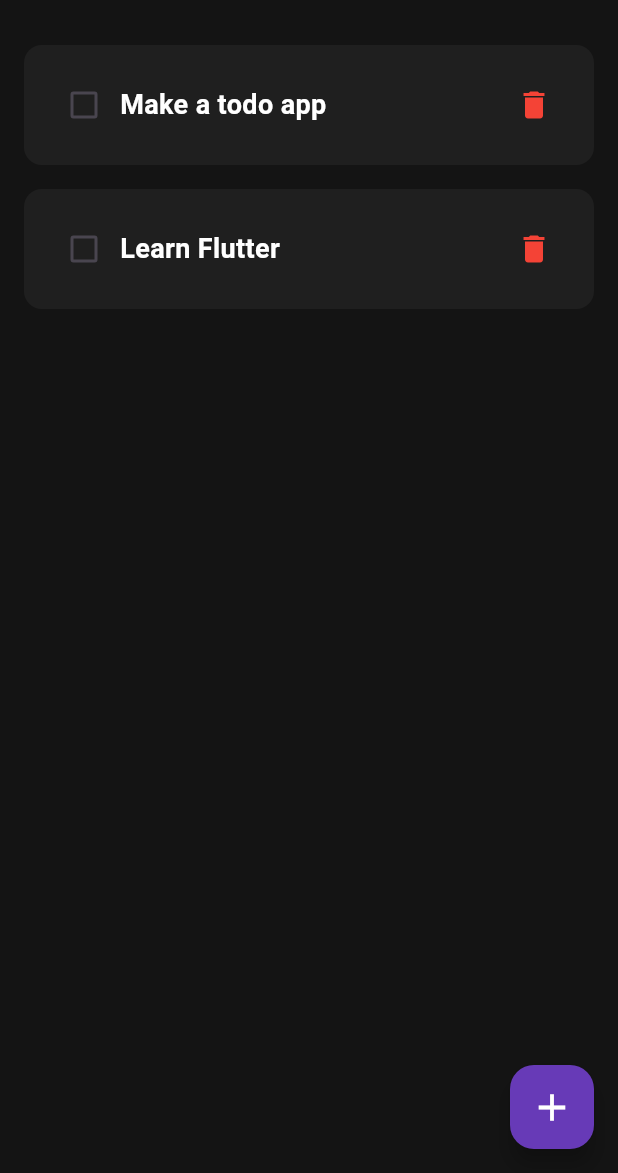
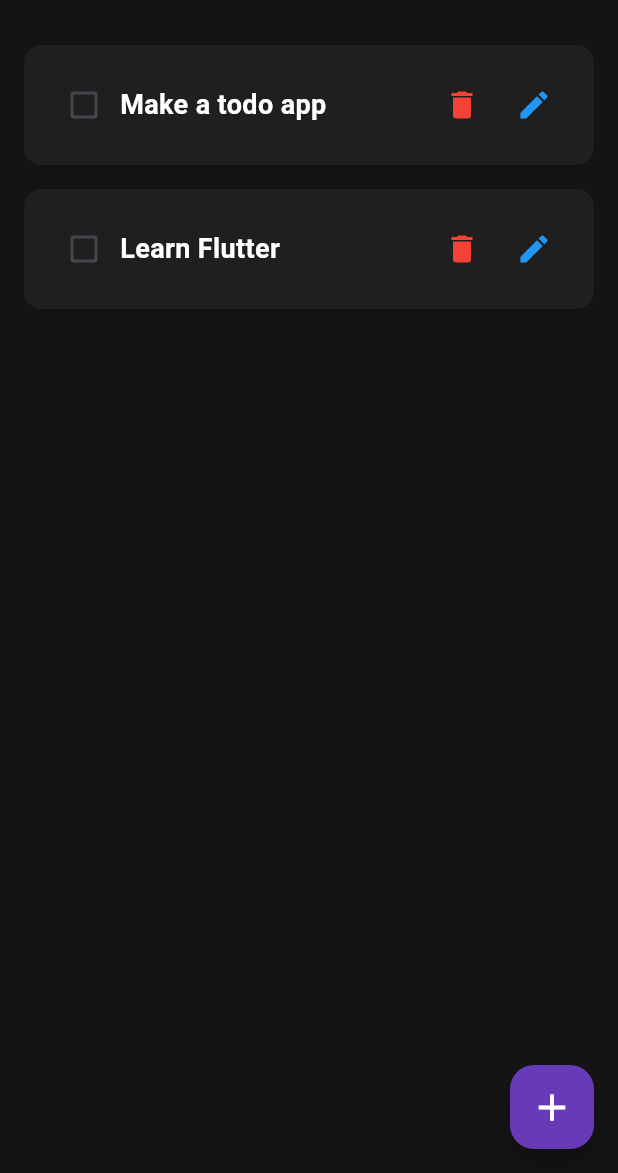
Before and after one commit to boswellbenjamin/Assignment-2-ToDo, a Flutter app: the screen it shows after launch, on a phone screen of 412 x 824 dp, the part 63-1236 px from its top. Run offline on Flutter 3.47's test engine with Material 3 defaults, Android fonts, the phone set to English and light mode, and no system bars.

Commit message:
Add edit button to TodoList for task editing functionality

```diff
--- a/lib/utils/todo_tile.dart
+++ b/lib/utils/todo_tile.dart
@@ -5,6 +5,7 @@ class TodoList extends StatelessWidget {
   final bool taskCompleted;
   final Function(bool?)? onChanged;
   final Function()? onDelete;
+  final Function()? onEdit;
 
   const TodoList({
     super.key,
@@ -12,6 +13,7 @@ class TodoList extends StatelessWidget {
     required this.taskCompleted,
     required this.onChanged,
     required this.onDelete,
+    this.onEdit,
   });
 
   @override
@@ -51,6 +53,11 @@ class TodoList extends StatelessWidget {
               onPressed: onDelete,
               icon: Icon(Icons.delete, color: Colors.red),
             ),
+
+            IconButton(
+              onPressed: onEdit,
+              icon: Icon(Icons.edit, color: Colors.blue),
+            ),
           ],
         ),
       ),
```
